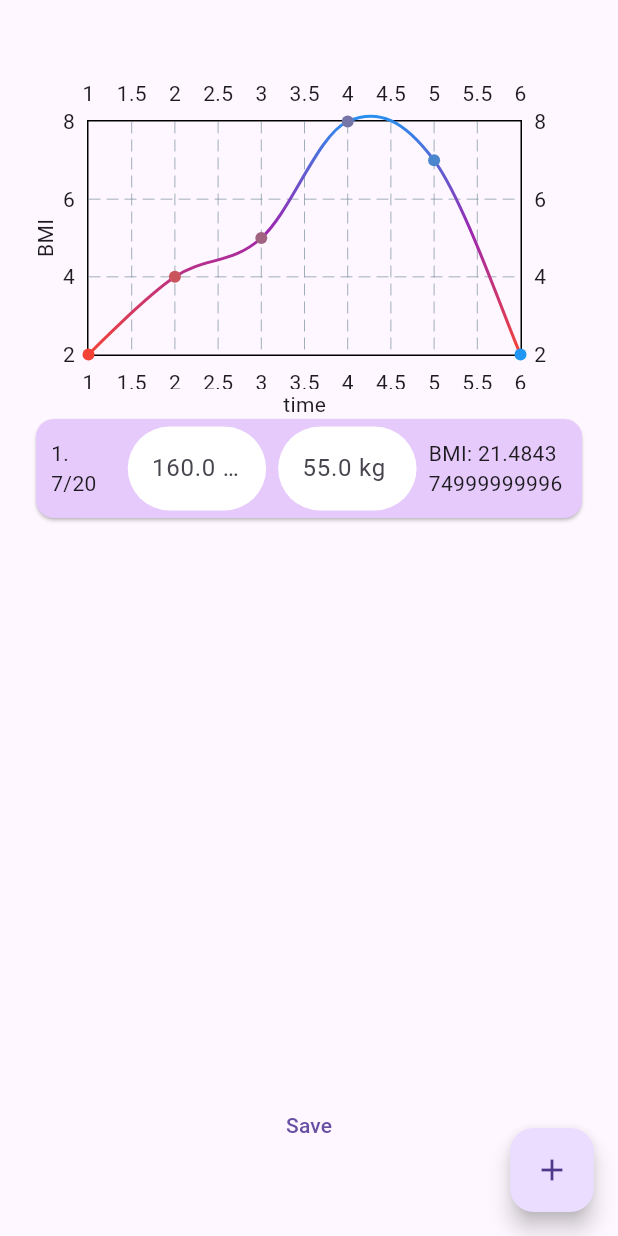
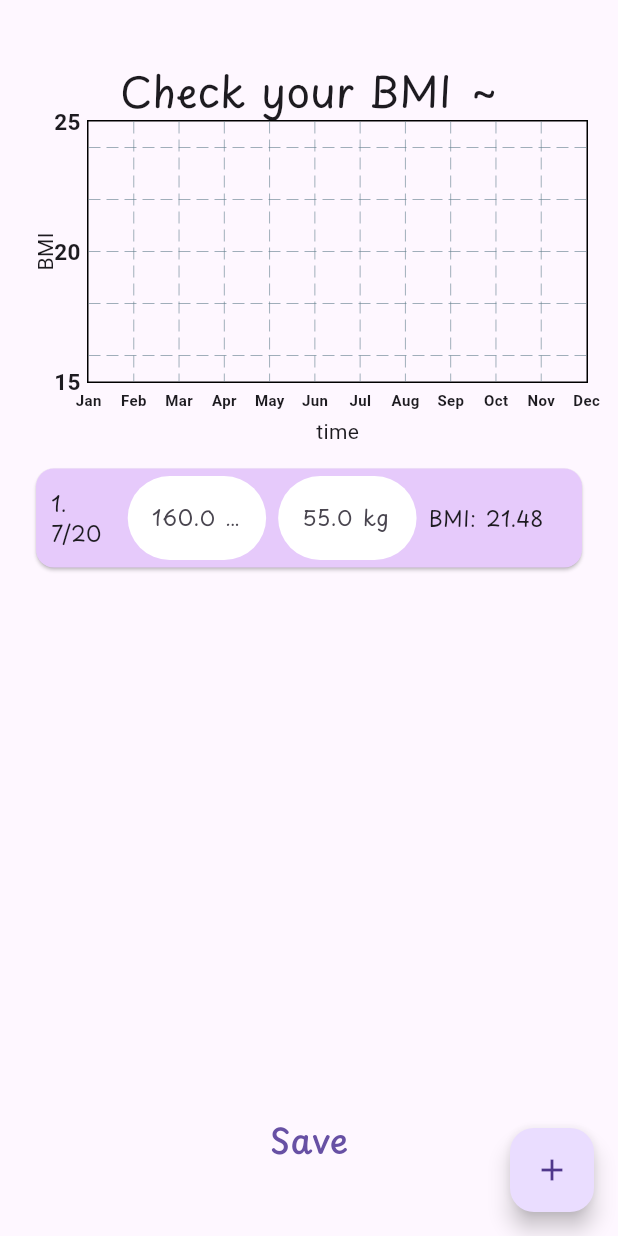
Before and after one commit to ttcyt/aiyo11, a Flutter app: the LinechartPage screen opened directly with empty values, after a tap on the "add" icon, on a phone screen of 412 x 824 dp. Run offline on Flutter 3.47's test engine with Material 3 defaults, Android fonts, the light colour scheme and no system bars; drawn by our look-alikes of fl_chart; our stand-ins replace cloud_firestore, firebase_auth, firebase_core, lottie; accounts and stored records are empty; network calls fail; project files that could hold a hidden picture were left out.

Commit message:
finish bmi page

```diff
--- a/lib/component/bmi_cards.dart
+++ b/lib/component/bmi_cards.dart
@@ -1,7 +1,11 @@
 import 'package:flutter/material.dart';
+const TextStyle styleSmall = TextStyle(
+  fontFamily: 'PS',
+  fontSize: 14,
+);
+class BMIcard extends StatefulWidget {
 
 
-class BMIcard extends StatefulWidget {
   BMIcard({
     super.key,
     required this.date,
@@ -9,8 +13,11 @@ class BMIcard extends StatefulWidget {
     required this.weight,
     required this.height,
     required this.bmi,
+    required this.heightChanged,
+    required this.weightChanged,
   });
-
+  ValueChanged<double> heightChanged;
+  ValueChanged<double> weightChanged;
   final DateTime date;
   final int id;
   double height;
@@ -22,6 +29,9 @@ class BMIcard extends StatefulWidget {
 }
 
 class _BMIcardState extends State<BMIcard> {
+  double _height = 0;
+  double _weight = 0;
+
   @override
   Widget build(BuildContext context) {
     return Column(
@@ -37,7 +47,10 @@ class _BMIcardState extends State<BMIcard> {
               children: [
                 Expanded(
                   flex: 1,
-                  child: Text('${widget.id}.  ${widget.date.month}/${widget.date.day}'),
+                  child: Text(
+                      '${widget.id}.  ${widget.date.month}/${widget.date.day}',
+                    style: styleSmall,
+                  ),
                 ),
                 const SizedBox(
                   width: 5,
@@ -45,10 +58,14 @@ class _BMIcardState extends State<BMIcard> {
                 Expanded(
                   flex: 2,
                   child: TextField(
-                    onChanged:(value){
-                      widget.height = double.parse(value);
+                    onChanged: (value) {
+                      _height= double.parse(value);
+                      setState(() {});
+                      widget.heightChanged(_height);
+
                     },
                     decoration: InputDecoration(
+                      hintStyle: styleSmall,
                       fillColor: Colors.white,
                       filled: true,
                       hintText: '${widget.height} cm',
@@ -69,10 +86,13 @@ class _BMIcardState extends State<BMIcard> {
                 Expanded(
                   flex: 2,
                   child: TextField(
-                    onChanged: (value){
-                      widget.weight = double.parse(value);
+                    onChanged: (value) {
+                        _weight= double.parse(value);
+                        setState(() {});
+                        widget.weightChanged(_weight);
                     },
                     decoration: InputDecoration(
+                      hintStyle: styleSmall,
                       fillColor: Colors.white,
                       filled: true,
                       hintText: '${widget.weight} kg',
@@ -93,7 +113,9 @@ class _BMIcardState extends State<BMIcard> {
                 Expanded(
                     flex: 2,
                     child: Text(
-                      'BMI: ${widget.bmi}',
+                      'BMI: ${widget.bmi.toStringAsFixed(2)}',
+                      style: styleSmall,
+
                     )),
               ],
             ),
--- a/lib/services/account.dart
+++ b/lib/services/account.dart
@@ -1,13 +1,17 @@
 import 'package:cloud_firestore/cloud_firestore.dart';
 import 'package:firebase_auth/firebase_auth.dart';
 import 'package:aiyo11/component/bmi.dart';
-class Account{
+import 'package:fl_chart/fl_chart.dart';
+import 'package:flutter/material.dart';
+
+class Account {
   int id;
   String name;
   String email;
   String gender;
-  int height;
-  int weight;
+  double height;
+  double weight;
+
   Account({
     required this.id,
     required this.name,
@@ -15,53 +19,78 @@ class Account{
     required this.weight,
     required this.height,
     required this.gender,
-
   });
 }
 
-class AccountServices{
+class AccountServices {
   static final _firestore = FirebaseFirestore.instance;
   static String? email = _fetchEmail();
   static Map<String, dynamic> _account = {};
+
   static Map<String, dynamic> get account => _account;
   static Map<String, dynamic> _bmiDatas = {};
+
   static Map<String, dynamic> get bmiDatas => _bmiDatas;
   static List<dynamic> heights = [];
   static List<dynamic> weights = [];
   static List<dynamic> dates = [];
+  static List<dynamic> ids = [];
   static List<BMI> bmis = [];
 
-  static Future<void> fetchAccounts() async{
+  static Future<void> fetchAccounts() async {
     dynamic source = await _firestore.collection('users').doc(email).get();
     dynamic data = source.data();
     _account = data;
+    print(email);
     print(_account['name']);
 
     dynamic bmiSource = await _firestore.collection('BMIs').doc(email).get();
     dynamic bmiData = bmiSource.data();
     _bmiDatas = bmiData;
+    // heights.clear();
+    // weights.clear();
+    // dates.clear();
+    // bmis.clear();
+    // ids.clear();
+
     heights = _bmiDatas['heights'];
     weights = _bmiDatas['weights'];
     dates = _bmiDatas['dates'];
-    print(dates[0]);
-
+    ids = _bmiDatas['ids'];
   }
 
-
-
-  static Future<List<BMI>> takeBMIs() async{
-    for(int i = 0 ; i < heights.length; i++){
-      bmis.add(BMI(date:Timestamp.fromMillisecondsSinceEpoch(
-          dates[0]).toDate(), id:i+1 , height: heights[i], weight: weights[i]));
+  static List<BMI> takeBMIs() {
+    bmis.clear();
+    for (int i = 0; i < heights.length; i++) {
+      bmis.add(
+        BMI(
+          date: dates[i].toDate(),
+          id: i + 1,
+          height: double.parse(heights[i].toString()),
+          weight: double.parse(weights[i].toString()),
+        ),
+      );
     }
     return bmis;
   }
 
+  static List<FlSpot> takeSpot() {
+    List<FlSpot> flspots = [];
+    for (BMI bmi in bmis) {
+      int month = bmi.date.month;
+      print(month);
+      int day = bmi.date.day;
+      double x = month + (day / 31) - 1;
+      double y = double.parse(bmi.calculateBmi().toStringAsFixed(2));
+      flspots.add(FlSpot(x, y));
+    }
 
-  static String? _fetchEmail(){
+    return flspots;
+  }
+
+  static String? _fetchEmail() {
     final auth = FirebaseAuth.instance;
     String? email = auth.currentUser!.email;
     return email;
   }
-
 }
--- a/lib/view/home_page.dart
+++ b/lib/view/home_page.dart
@@ -14,7 +14,6 @@ class MainPage extends StatefulWidget {
 
 class _MainPageState extends State<MainPage> {
   FirebaseAuth _firebaseAuth = FirebaseAuth.instance;
-
   @override
   Widget build(BuildContext context) {
     return Scaffold(
@@ -28,7 +27,7 @@ class _MainPageState extends State<MainPage> {
                   context,
                   MaterialPageRoute(
                       builder: (context) => ProfilePage(
-                          email: AccountServices.account['email'])));
+                          email: AccountServices.email!)));
             },
             child: Text('profile'),
           ),
--- a/lib/view/linechart_page.dart
+++ b/lib/view/linechart_page.dart
@@ -1,10 +1,104 @@
 import 'dart:async';
 import 'package:aiyo11/component/bmi.dart';
+import 'package:aiyo11/view/home_page.dart';
 import 'package:flutter/material.dart';
 import 'package:fl_chart/fl_chart.dart';
 import 'package:aiyo11/component/bmi_cards.dart';
 import 'package:cloud_firestore/cloud_firestore.dart';
 import 'package:aiyo11/services/account.dart';
+import 'package:lottie/lottie.dart';
+
+Widget bottomTitleWidgets(double value, TitleMeta meta) {
+  String text;
+  switch (value.toInt()) {
+    case 0:
+      text = 'Jan';
+      break;
+    case 1:
+      text = 'Feb';
+      break;
+    case 2:
+      text = 'Mar';
+      break;
+    case 3:
+      text = 'Apr';
+      break;
+    case 4:
+      text = 'May';
+      break;
+    case 5:
+      text = 'Jun';
+      break;
+    case 6:
+      text = 'Jul';
+      break;
+    case 7:
+      text = 'Aug';
+      break;
+    case 8:
+      text = 'Sep';
+      break;
+    case 9:
+      text = 'Oct';
+      break;
+    case 10:
+      text = 'Nov';
+      break;
+    case 11:
+      text = 'Dec';
+      break;
+    default:
+      return Container();
+  }
+
+  return SideTitleWidget(
+    axisSide: meta.axisSide,
+    space: 4,
+    child: Text(
+      text,
+      style: TextStyle(
+        fontSize: 10,
+        fontWeight: FontWeight.bold,
+      ),
+    ),
+  );
+}
+
+Widget leftTitleWidgets(double value, TitleMeta meta) {
+  const style = TextStyle(
+    fontWeight: FontWeight.bold,
+    fontSize: 15,
+  );
+  String text;
+  switch (value.toInt()) {
+    case 10:
+      text = '10';
+      break;
+    case 15:
+      text = '15';
+      break;
+    case 20:
+      text = '20';
+      break;
+
+    case 25:
+      text = '25';
+      break;
+    default:
+      return Container();
+  }
+
+  return Text(text, style: style, textAlign: TextAlign.left);
+}
+
+const TextStyle style = TextStyle(
+  fontFamily: 'PS',
+  fontSize: 28,
+);
+const TextStyle styles = TextStyle(
+  fontFamily: 'PS',
+  fontSize: 23,
+);
 
 List<Color> colors = [Colors.red, Colors.purple, Colors.blue];
 FlTitlesData titles = const FlTitlesData(
@@ -12,12 +106,24 @@ FlTitlesData titles = const FlTitlesData(
     axisNameWidget: Text('BMI'),
     sideTitles: SideTitles(
       showTitles: true,
+      getTitlesWidget: leftTitleWidgets,
     ),
   ),
   bottomTitles: AxisTitles(
     axisNameWidget: Text('time'),
     sideTitles: SideTitles(
       showTitles: true,
+      getTitlesWidget: bottomTitleWidgets,
+    ),
+  ),
+  topTitles: AxisTitles(
+    sideTitles: SideTitles(
+      showTitles: false,
+    ),
+  ),
+  rightTitles: AxisTitles(
+    sideTitles: SideTitles(
+      showTitles: false,
     ),
   ),
 );
@@ -31,16 +137,26 @@ class LinechartPage extends StatefulWidget {
   State<LinechartPage> createState() => _LinechartPageState();
 }
 
-class _LinechartPageState extends State<LinechartPage> {
+class _LinechartPageState extends State<LinechartPage>
+    with TickerProviderStateMixin {
+  late int id;
   List<BMI> BMIs = [];
-  int id = 0;
   final _firestore = FirebaseFirestore.instance;
   List<double> heights = [];
   List<double> weights = [];
-  List<Timestamp> dates =[];
+  List<Timestamp> dates = [];
+  List<int> ids = [];
+  List<double> bmis = [];
+  List<FlSpot> flspots = [];
 
-  void updateBMIs() async {
-    BMIs = await AccountServices.takeBMIs();
+  // late final AnimationController _animationController;
+  bool isVisible = true;
+
+  Future<void> updateBMIs() async {
+    BMIs;
+    BMIs = AccountServices.takeBMIs();
+    flspots = AccountServices.takeSpot();
+    id = AccountServices.heights.length;
     setState(() {});
   }
 
@@ -48,6 +164,7 @@ class _LinechartPageState extends State<LinechartPage> {
   void initState() {
     // TODO: implement initState
     super.initState();
+    // _animationController = AnimationController(vsync: this);
     updateBMIs();
   }
 
@@ -57,17 +174,27 @@ class _LinechartPageState extends State<LinechartPage> {
       body: Padding(
         padding: const EdgeInsets.symmetric(
           horizontal: 20,
-          vertical: 50,
+          vertical: 40,
         ),
         child: Column(
           mainAxisAlignment: MainAxisAlignment.center,
           children: [
+            Text(
+              'Check your BMI ~',
+              style: style,
+            ),
             Expanded(
               flex: 1,
               child: AspectRatio(
                 aspectRatio: 2.0,
                 child: LineChart(
-                  LineChartData(titlesData: titles, lineBarsData: [
+                  LineChartData(
+                    titlesData: titles,
+                    minX: 0,
+                    maxX: 11,
+                    minY: 15,
+                    maxY: 25,
+                    lineBarsData: [
                       LineChartBarData(
                         isCurved: true,
                         gradient: LinearGradient(
@@ -75,18 +202,15 @@ class _LinechartPageState extends State<LinechartPage> {
                           begin: Alignment.bottomCenter,
                           end: Alignment.topCenter,
                         ),
-                      spots: [
-                        const FlSpot(1, 2),
-                        const FlSpot(2, 4),
-                        const FlSpot(3, 5),
-                        const FlSpot(4, 8),
-                        const FlSpot(5, 7),
-                        const FlSpot(6, 2),
+                        spots: flspots,
+                      ),
                     ],
                   ),
-                  ]),
                 ),
               ),
+            ),
+            SizedBox(
+              height: 15,
             ),
             Expanded(
               flex: 2,
@@ -94,21 +218,28 @@ class _LinechartPageState extends State<LinechartPage> {
                   itemCount: BMIs.length,
                   itemBuilder: (context, index) {
                     return BMIcard(
+                      height: BMIs[index].height,
+                      heightChanged: (height) => setState(() {
+                        BMIs[index].height = height;
+                      }),
+                      weight: BMIs[index].weight,
+                      weightChanged: (weight) => setState(() {
+                        BMIs[index].weight = weight;
+                      }),
                       id: BMIs[index].id,
                       date: BMIs[index].date,
-                      height: BMIs[index].height,
-                      weight: BMIs[index].weight,
                       bmi: BMIs[index].calculateBmi(),
                     );
                   }),
             ),
             TextButton(
               onPressed: () {
-
                 for (BMI bmi in BMIs) {
                   heights.add(bmi.height);
                   weights.add(bmi.weight);
                   dates.add(Timestamp.fromDate(bmi.date));
+                  bmis.add(bmi.calculateBmi());
+                  ids.add(bmi.id);
                 }
                 print(heights[0]);
 
@@ -118,22 +249,31 @@ class _LinechartPageState extends State<LinechartPage> {
                   'heights': heights,
                   'weights': weights,
                   'dates': dates,
+                  'ids': ids,
                 });
+
+                Navigator.push(context,
+                    MaterialPageRoute(builder: (context) => MainPage()));
               },
-              child: const Text('Save'),
+              child: const Text(
+                'Save',
+                style: styles,
+              ),
             ),
           ],
         ),
       ),
       floatingActionButton: FloatingActionButton(
         onPressed: () {
+          print(BMIs.length);
+          print(id);
           id++;
           BMIs.add(
             BMI(
               id: id,
               date: DateTime.now(),
-              height: 160.0,
-              weight: 55.0,
+              height: 160,
+              weight: 55,
             ),
           );
           setState(() {});
--- a/lib/view/profile_page.dart
+++ b/lib/view/profile_page.dart
@@ -24,6 +24,9 @@ class _ProfilePageState extends State<ProfilePage> {
   void initState() {
     // TODO: implement initState
     AccountServices.fetchAccounts();
+    setState(() {
+
+    });
   }
 
   @override
```
Also changed, not shown: asset/Playpen_Sans/OFL.txt (added, +93 -0 lines), asset/animate/Animation - 1721206383538.json (added, +1 -0 lines), asset/animate/Animation - 1721208546049.json (added, +1 -0 lines), pubspec.yaml (+8 -8 lines), asset/Playpen_Sans/PlaypenSans-VariableFont_wght.ttf (added), asset/Playpen_Sans/README.txt (added), asset/Playpen_Sans/static/PlaypenSans-Bold.ttf (added), asset/Playpen_Sans/static/PlaypenSans-ExtraBold.ttf (added), asset/Playpen_Sans/static/PlaypenSans-ExtraLight.ttf (added), asset/Playpen_Sans/static/PlaypenSans-Light.ttf (added), asset/Playpen_Sans/static/PlaypenSans-Medium.ttf (added), asset/Playpen_Sans/static/PlaypenSans-Regular.ttf (added), asset/Playpen_Sans/static/PlaypenSans-SemiBold.ttf (added), asset/Playpen_Sans/static/PlaypenSans-Thin.ttf (added), 1 more files. Lines whose indentation alone changed are shown as unchanged.
